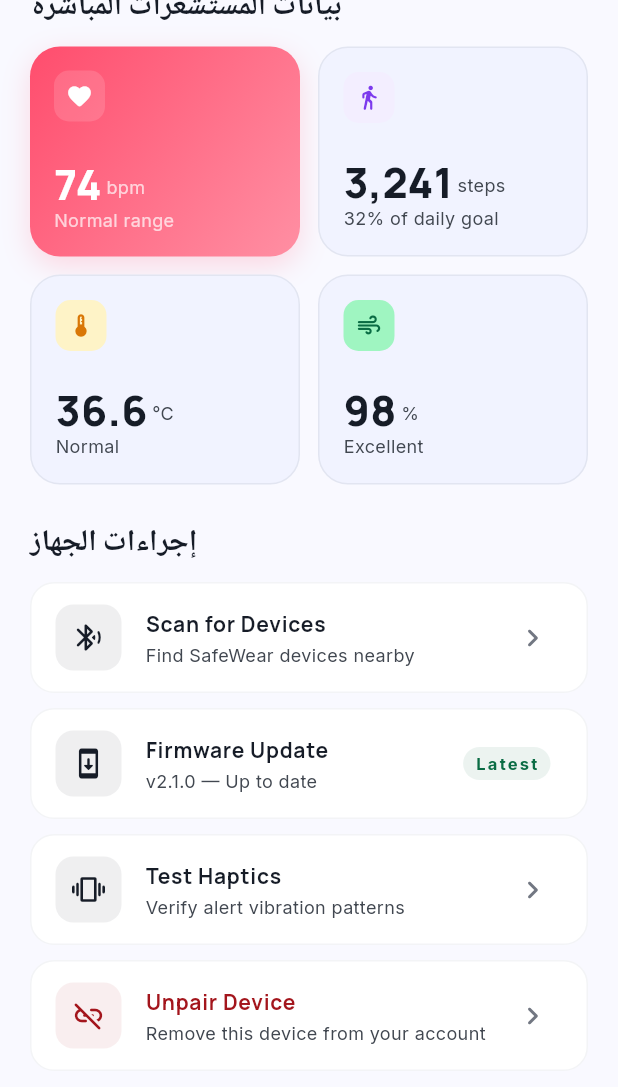
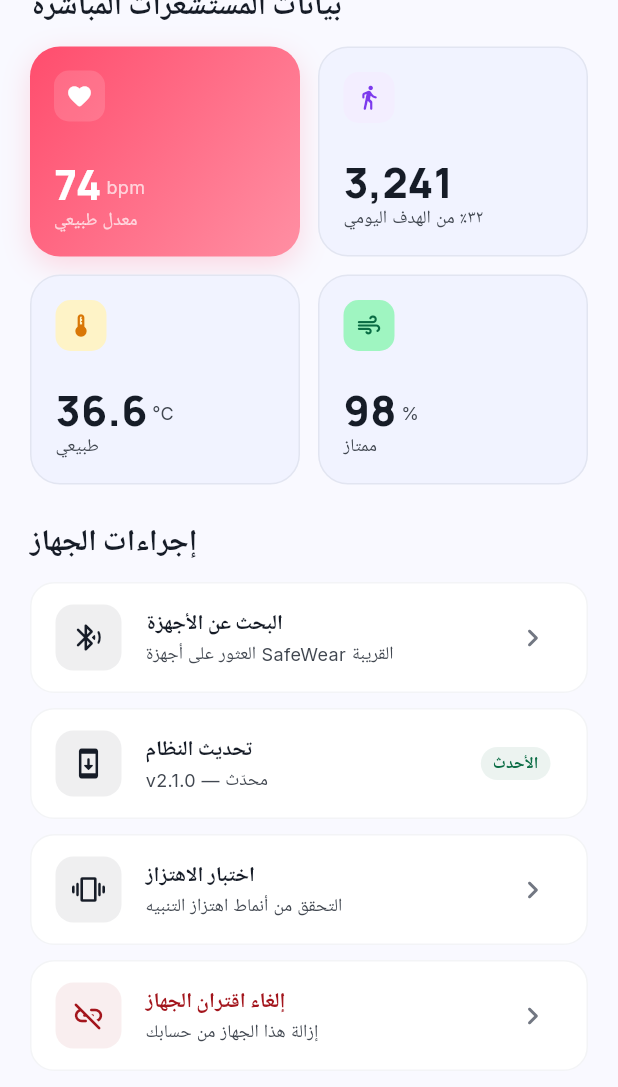
Before and after one commit to Nourzm/SafeWear, a Flutter app: the _DeviceTab screen opened directly, scrolled down 288 dp, on a phone screen of 412 x 824 dp. Shown: the top 1087 px of the screen. Run offline on Flutter 3.47's test engine with Material 3 defaults, Android fonts, the phone set to English and light mode, and no system bars; our stand-ins replace cloud_firestore, cloud_functions, connectivity_plus, firebase_core, firebase_storage, flutter_riverpod and 4 more; missing offline and left inert: record; accounts and stored records are empty.

Commit message:
Fix Device tab frozen language + translate remaining strings
The Device tab was instantiated const so Flutter never rebuilt it after a
language change — it stayed in whatever language it was first drawn with.
Also translated the smart-alert toggles and remaining Device tab strings.

Co-Authored-By: Claude Fable 5 <noreply@anthropic.com>

```diff
--- a/lib/features/dashboard/dashboard_screen.dart
+++ b/lib/features/dashboard/dashboard_screen.dart
@@ -115,7 +115,8 @@ class _DashboardScreenState extends ConsumerState<DashboardScreen>
             onManageContacts: _openContacts,
             onOpenHistory: () => _push(const AlertHistoryScreen()),
           ),
-          const _DeviceTab(),
+          // Not const: must rebuild when the app language changes.
+          _DeviceTab(),
           _ProfileTab(
             user: user,
             onOpenContacts: _openContacts,
@@ -1707,8 +1708,8 @@ class _AlertsTabState extends State<_AlertsTab> {
                   icon: Icons.warning_rounded,
                   iconColor: const Color(0xFFD97706),
                   iconBg: const Color(0xFFFEF3C7),
-                  title: 'Unusual Activity',
-                  subtitle: 'Alert when vitals spike unexpectedly',
+                  title: t('unusualActivity'),
+                  subtitle: t('unusualActivitySub'),
                   value: _toggles['unusualActivity'] ?? true,
                   onChanged: (v) => _setToggle('unusualActivity', v),
                 ),
@@ -1716,8 +1717,8 @@ class _AlertsTabState extends State<_AlertsTab> {
                   icon: Icons.location_off_rounded,
                   iconColor: SW.primary,
                   iconBg: SW.surfaceContainerHigh,
-                  title: 'Geofence Exit',
-                  subtitle: 'Alert when leaving safe zones',
+                  title: t('geofenceExit'),
+                  subtitle: t('geofenceExitSub'),
                   value: _toggles['geofenceExit'] ?? true,
                   onChanged: (v) => _setToggle('geofenceExit', v),
                 ),
@@ -1725,8 +1726,8 @@ class _AlertsTabState extends State<_AlertsTab> {
                   icon: Icons.watch_off_rounded,
                   iconColor: SW.onSurfaceVariant,
                   iconBg: SW.surfaceContainerHigh,
-                  title: 'Device Disconnected',
-                  subtitle: 'Alert when watch loses connection',
+                  title: t('deviceDisconnected'),
+                  subtitle: t('deviceDisconnectedSub'),
                   value: _toggles['deviceDisconnected'] ?? false,
                   onChanged: (v) => _setToggle('deviceDisconnected', v),
                 ),
@@ -1734,8 +1735,8 @@ class _AlertsTabState extends State<_AlertsTab> {
                   icon: Icons.mic_off_rounded,
                   iconColor: const Color(0xFF7C3AED),
                   iconBg: const Color(0xFFF3EEFF),
-                  title: 'Voice Trigger',
-                  subtitle: '"SafeWear contacts" activates silent alert',
+                  title: t('voiceTrigger'),
+                  subtitle: t('voiceTriggerSub'),
                   value: _toggles['voiceTrigger'] ?? true,
                   onChanged: (v) => _setToggle('voiceTrigger', v),
                 ),
@@ -2235,8 +2236,6 @@ class _ContactTile extends StatelessWidget {
 // DEVICE TAB
 // ─────────────────────────────────────────────────────────
 class _DeviceTab extends StatelessWidget {
-  const _DeviceTab();
-
   @override
   Widget build(BuildContext context) {
     return Scaffold(
@@ -2299,7 +2298,7 @@ class _DeviceTab extends StatelessWidget {
                                       color: Color(0xFF4ADE80), size: 8),
                                   const SizedBox(width: 6),
                                   Text(
-                                    'Connected',
+                                    t('connected'),
                                     style: GoogleFonts.inter(
                                       fontSize: 12,
                                       fontWeight: FontWeight.w700,
@@ -2392,7 +2391,7 @@ class _DeviceTab extends StatelessWidget {
                         title: t('heartRate'),
                         value: '74',
                         unit: 'bpm',
-                        subtitle: 'Normal range',
+                        subtitle: t('normalRange'),
                         gradient: const LinearGradient(
                           colors: [Color(0xFFFF4D6D), Color(0xFFFF8FA3)],
                           begin: Alignment.topLeft,
@@ -2406,10 +2405,10 @@ class _DeviceTab extends StatelessWidget {
                         icon: Icons.directions_walk_rounded,
                         iconColor: const Color(0xFF7C3AED),
                         iconBg: const Color(0xFFF3EEFF),
-                        title: 'Steps Today',
+                        title: t('stepsToday'),
                         value: '3,241',
-                        unit: 'steps',
-                        subtitle: '32% of daily goal',
+                        unit: '',
+                        subtitle: t('ofDailyGoal'),
                         gradient: null,
                       ),
                     ),
@@ -2423,10 +2422,10 @@ class _DeviceTab extends StatelessWidget {
                         icon: Icons.thermostat_rounded,
                         iconColor: const Color(0xFFD97706),
                         iconBg: const Color(0xFFFEF3C7),
-                        title: 'Skin Temp',
+                        title: t('skinTemp'),
                         value: '36.6',
                         unit: '°C',
-                        subtitle: 'Normal',
+                        subtitle: t('normal'),
                         gradient: null,
                       ),
                     ),
@@ -2439,7 +2438,7 @@ class _DeviceTab extends StatelessWidget {
                         title: 'SpO₂',
                         value: '98',
                         unit: '%',
-                        subtitle: 'Excellent',
+                        subtitle: t('excellent'),
                         gradient: null,
                       ),
                     ),
@@ -2457,14 +2456,14 @@ class _DeviceTab extends StatelessWidget {
                 const SizedBox(height: 12),
                 _DeviceActionTile(
                   icon: Icons.bluetooth_searching_rounded,
-                  title: 'Scan for Devices',
-                  subtitle: 'Find SafeWear devices nearby',
+                  title: t('scanDevices'),
+                  subtitle: t('scanDevicesSub'),
                   onTap: () => _showScanningSheet(context),
                 ),
                 _DeviceActionTile(
                   icon: Icons.system_update_rounded,
-                  title: 'Firmware Update',
-                  subtitle: 'v2.1.0 — Up to date',
+                  title: t('firmwareUpdate'),
+                  subtitle: t('upToDate'),
                   onTap: () {},
                   trailing: Container(
                     padding: const EdgeInsets.symmetric(
@@ -2474,7 +2473,7 @@ class _DeviceTab extends StatelessWidget {
                       borderRadius: BorderRadius.circular(100),
                     ),
                     child: Text(
-                      'Latest',
+                      t('latest'),
                       style: GoogleFonts.inter(
                         fontSize: 11,
                         fontWeight: FontWeight.w700,
@@ -2485,8 +2484,8 @@ class _DeviceTab extends StatelessWidget {
                 ),
                 _DeviceActionTile(
                   icon: Icons.vibration_rounded,
-                  title: 'Test Haptics',
-                  subtitle: 'Verify alert vibration patterns',
+                  title: t('testHaptics'),
+                  subtitle: t('testHapticsSub'),
                   onTap: () {
                     ScaffoldMessenger.of(context).showSnackBar(
                       SnackBar(
@@ -2500,8 +2499,8 @@ class _DeviceTab extends StatelessWidget {
                 ),
                 _DeviceActionTile(
                   icon: Icons.link_off_rounded,
-                  title: 'Unpair Device',
-                  subtitle: 'Remove this device from your account',
+                  title: t('unpairDevice'),
+                  subtitle: t('unpairDeviceSub'),
                   color: SW.tertiary,
                   onTap: () {},
                 ),
```
Also changed, not shown: lib/app/i18n.dart (+99 -0 lines).
